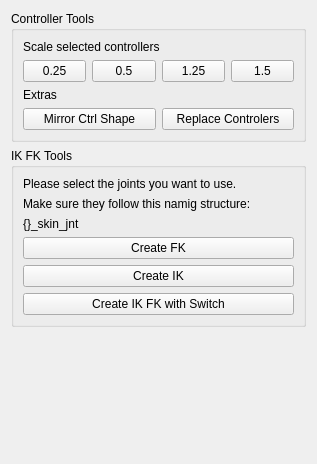
Phantom138/MF_AutoRig, file mf_autoRig/UI/toolsWindow/toolsWindow.ui: the form before one commit.
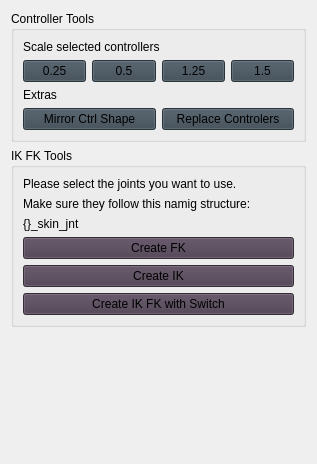
The form after the commit.

Commit message: added better colors

The edit to the form file:
```diff
--- a/mf_autoRig/UI/toolsWindow/toolsWindow.ui
+++ b/mf_autoRig/UI/toolsWindow/toolsWindow.ui
@@ -26,7 +26,7 @@
    <item>
     <widget class="QGroupBox" name="groupBox_2">
      <property name="styleSheet">
-      <string notr="true"/>
+      <string notr="true">QPushButton { background-color:rgb(58, 71, 81)}</string>
      </property>
      <property name="title">
       <string>Controller Tools</string>
@@ -134,6 +134,9 @@
    </item>
    <item>
     <widget class="QGroupBox" name="groupBox">
+     <property name="styleSheet">
+      <string notr="true">QPushButton { background-color:rgb(75, 61, 79)}</string>
+     </property>
      <property name="title">
       <string>IK FK Tools</string>
      </property>
```
